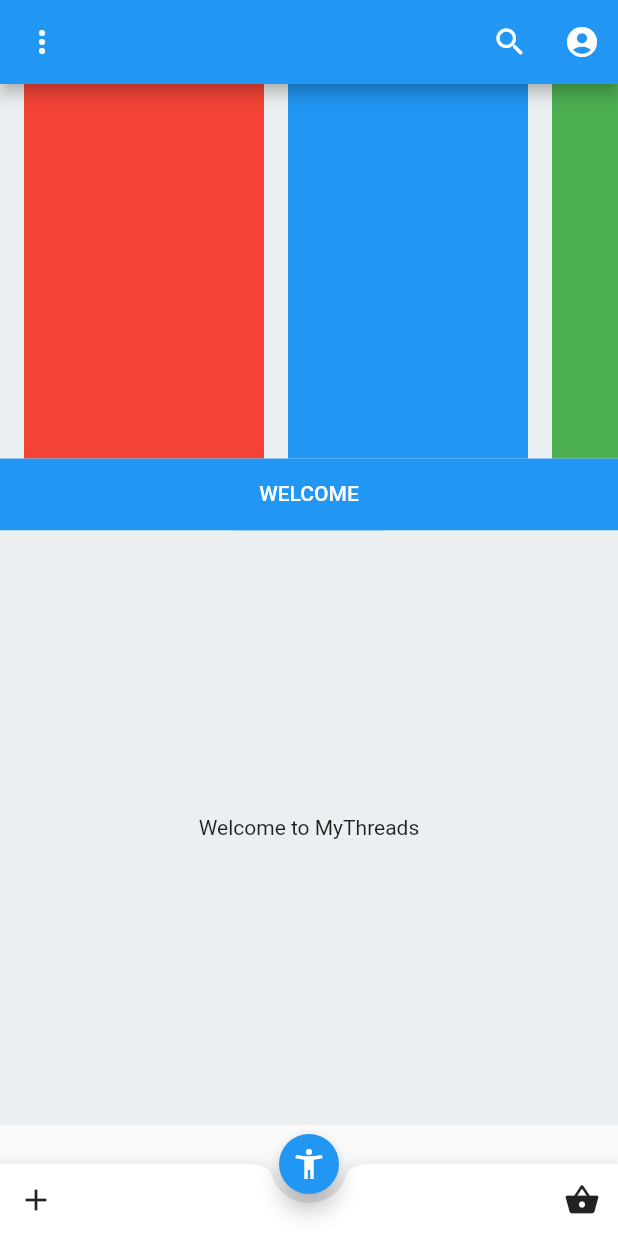
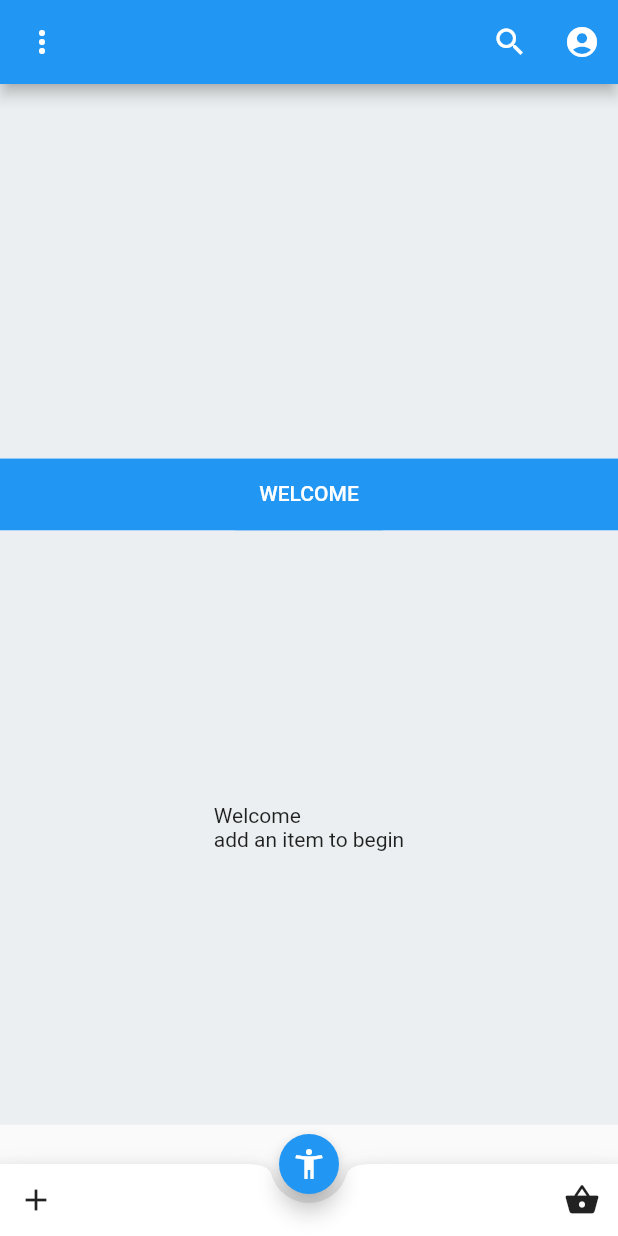
Before and after one commit to SirGrant11788/MyThreads, a Flutter app: the screen it shows after launch, on a phone screen of 412 x 824 dp. Run offline on Flutter 3.47's test engine with Material 2 defaults, Android fonts, the phone set to English and light mode, and no system bars; our stand-ins replace fluttertoast, image_picker, sqflite, weather; accounts and stored records are empty.

Commit message:
Home Fav List Done

```diff
--- a/lib/ui/uiAppHome.dart
+++ b/lib/ui/uiAppHome.dart
@@ -44,7 +44,9 @@ class MyHomePage extends StatefulWidget {
 
 class _MyHomePageState extends State<MyHomePage> {
   final db = DatabaseHelper.instance;
-  var dbMap; //testing
+  var dbMap;
+  var dbMapFav;
+  List<String> favList = List(); //diplsay fav 'cat' horizontal
   List<String> dbList = List<String>(); //testing
   List<Tab> catTabList = List<Tab>();
   List<Widget> contTabList = List<Widget>();
@@ -52,80 +54,33 @@ class _MyHomePageState extends State<MyHomePage> {
   String weatherIcon = '';
   WeatherStation weatherStation =
       new WeatherStation("996cc4f3b136aea607960591dd64e7a5");
-
-  Future<void> loadWeatherToday() async {
-    Weather weather = (await weatherStation.currentWeather());
-    weatherToday =
-        '${weather.weatherMain} ${weather.tempMin.celsius.round()}°C/${weather.tempMax.celsius.round()}°C';
-    weatherIcon = weather.weatherIcon;
-    print(weatherIcon.toString() + " WeatherState: " + weatherToday);
-    //return weatherToday;
-  }
-
   int chipPref = 0; //use to 'search' in tabs
-  //loads the items into the correct tabs
-  loadList() {
-    contTabList.clear();
-
-    for (int i = 0; i < catTabList.length; i++) {
-      //run for number of available tabs
-
-      contTabList.add(
-        ListView.builder(
-          itemCount: dbMap.length,
-          itemBuilder: (ctx, index) {
-            return
-             catTabList[i].text == dbMap[index]['cat']?
-                new Card(
-                    child: new ListTile(
-                      leading:'${dbMap[index]['pic'].toString()}'!="" ||'${dbMap[index]['pic'].toString()}'!=null
-                      ? Image.file(new File('${dbMap[index]['pic'].toString().substring(6).replaceAll("'", "")}'))
-                      : CircleAvatar(child: Icon(Icons.accessibility)),
-                      title: Text('${dbMap[index]['name']}'),
-                      subtitle: Text(
-                          '${dbMap[index]['fit']} ${dbMap[index]['size']} ${dbMap[index]['cat']}'),
-                      trailing: Icon(Icons.arrow_right),
-                      onTap: () {
-                        Fluttertoast.showToast(
-                          msg: 'Item pressed',
-                          toastLength: Toast.LENGTH_SHORT,
-                        );
-                      },
-                    ),
-                  )
-                : new Container();
-          },
-        ),
-      );
-    }
-  }
 
   @override
   Widget build(BuildContext context) {
-
-    _query();//fetches items from db
+    _query(); //fetches items from db
 
 //default if nothing is in the db
     final _kTabPages = <Tab>[
-      Tab(text: 'Welcome to MyThreads'), //todo proper intro
+      Tab(text: 'Welcome\nadd an item to begin'), //TODO proper intro
     ];
     final _kTabs = <Tab>[
       Tab(text: 'WELCOME'),
     ];
 
-
     return FutureBuilder(
         future: loadWeatherToday(),
-      builder: (context, snapshot){
+        // future: loadWeatherToday(),
+        builder: (context, snapshot) {
           return DefaultTabController(
-      length: catTabList.length == 0
-          ? _kTabs.length
-          : catTabList.length,
+            length: catTabList.length == 0 ? _kTabs.length : catTabList.length,
             child: Scaffold(
               appBar: AppBar(
                 title: Row(
                   mainAxisAlignment: MainAxisAlignment.center,
-            children:weatherIcon==''?[Text("")] : [
+                  children: weatherIcon == ''
+                      ? [Text("")]
+                      : [
                           Image.network(
                             'http://openweathermap.org/img/wn/$weatherIcon@2x.png',
                             fit: BoxFit.contain,
@@ -134,7 +89,10 @@ return FutureBuilder(
                           InkWell(
                             child: Container(
                                 padding: const EdgeInsets.all(8.0),
-                    child: Text(weatherToday,style: new TextStyle(fontSize:17.64),)),
+                                child: Text(
+                                  weatherToday,
+                                  style: new TextStyle(fontSize: 17.64),
+                                )),
                             onTap: () {
                               loadWeatherToday();
                             },
@@ -142,10 +100,12 @@ return FutureBuilder(
                         ],
                 ),
                 leading: PopupMenuButton<String>(
-            onSelected: (value) =>
-            value=='Settings'? _delTables():null,//TODO settings page
+                  onSelected: (value) => value == 'Settings'
+                      ? _delTables()
+                      : null, //TODO settings page
 
-            itemBuilder: (BuildContext context) => <PopupMenuEntry<String>>[
+                  itemBuilder: (BuildContext context) =>
+                      <PopupMenuEntry<String>>[
                     const PopupMenuItem<String>(
                       child: Text('Shop'),
                       value: 'Shop',
@@ -183,86 +143,106 @@ return FutureBuilder(
                     },
                   ),
                 ],
-          //¯\_(ツ)_/¯
-          ),body: new ListView(
+              ),
+              body: new ListView(
                 children: <Widget>[
                   new Container(
                     alignment: Alignment.center,
-            color: Colors.blueGrey[50],//testing todo
-            height:  MediaQuery.of(context).size.height / 3.3,//fit a percentage of the device screen
-            child: ListView(
+                    color: Colors.blueGrey[50],
+                    height: MediaQuery.of(context).size.height /
+                        3.3, //fit a percentage of the device screen TODO DYNAMIC
+                    child: ListView.builder(
                       scrollDirection: Axis.horizontal,
+                      shrinkWrap: true,
+                      //padding: const EdgeInsets.all(8.0),
+                      itemCount: favList.length,
+                      itemBuilder: (BuildContext context, int ind) {
+                        return Container(
+                            decoration: BoxDecoration(
+                              border: Border(
+                                left:
+                                    BorderSide(width: 1.0, color: Colors.blue),
+                                right:
+                                    BorderSide(width: 1.0, color: Colors.blue),
+                                top: BorderSide(),
+                              ),
+                            ),
+                            width: 160.0,
+                            child: ListView.builder(
+                                scrollDirection: Axis.vertical,
+                                shrinkWrap: true,
+                                //padding: const EdgeInsets.all(8.0),
+                                itemCount: dbMapFav.length,
+                                itemBuilder: (BuildContext context, int i) {
+                                  return favList[ind] == dbMapFav[i]['fav']
+                                      ? Card(
+                                          child: Stack(
                                             children: <Widget>[
-              Padding(padding:const EdgeInsets.all(8.0),),
+                                              '${dbMap[dbMapFav[i]['_id']]['pic'].toString()}' !=
+                                                          "" ||
+                                                      '${dbMap[dbMapFav[i]['_id']]['pic'].toString()}' !=
+                                                          null
+                                                  ? Image.file(new File(
+                                                      '${dbMap[dbMapFav[i]['_id']]['pic'].toString().substring(6).replaceAll("'", "")}'))
+                                                  : CircleAvatar(
+                                                      child: Icon(
+                                                          Icons.accessibility)),
                                               Container(
-                width: 160.0,
-                color: Colors.red,
+                                                alignment:
+                                                    Alignment.bottomCenter,
+                                                color: Colors.blue[500]
+                                                    .withOpacity(0.5),
+                                                child: Center(
+                                                  child: Text(
+                                                    '${dbMap[dbMapFav[i]['_id']]['name']}',
+                                                    textAlign: TextAlign.center,
+                                                    style: TextStyle(
+                                                      fontSize: 16.0,
+                                                      //fontWeight: FontWeight.bold,
+                                                      color: Colors.white,
                                                     ),
-              Padding(padding:const EdgeInsets.all(8.0),),
-              Container(
-                width: 160.0,
-                color: Colors.blue,
                                                   ),
-              Padding(padding:const EdgeInsets.all(8.0),),
-              Container(
-                width: 160.0,
-                color: Colors.green,
                                                 ),
-              Padding(padding:const EdgeInsets.all(8.0),),
-              Container(
-                width: 160.0,
-                color: Colors.yellow,
                                               ),
-              Padding(padding:const EdgeInsets.all(8.0),),
-              Container(
-                width: 160.0,
-                color: Colors.orange,
+                                            ],
                                           ),
-              Padding(padding:const EdgeInsets.all(8.0),),
-            ],
+                                        )
+                                      : Container();
+                                }));
+                      },
                     ),
                   ),
                   new Container(
-            decoration: new BoxDecoration(color: Theme.of(context).primaryColor),
+                    decoration: new BoxDecoration(
+                        color: Theme.of(context).primaryColor),
                     alignment: Alignment.center,
-            child:TabBar(
+                    child: TabBar(
                       isScrollable: true,
                       tabs: catTabList.length == 0 ? _kTabs : catTabList,
                     ),
                   ),
                   new Container(
                     alignment: Alignment.center,
-            color: Colors.blueGrey[50],//testing todo
-            height:  MediaQuery.of(context).size.height / 2.08,//fit a percentage of the device screen
-            child:TabBarView(
-          children: catTabList.length == 0
-              ? _kTabPages
-              : contTabList,
+                    color: Colors.blueGrey[50],
+                    height: MediaQuery.of(context).size.height /
+                        2.08, //fit a percentage of the device screen TODO DYNAMIC
+                    child: TabBarView(
+                      children:
+                          catTabList.length == 0 ? _kTabPages : contTabList,
                     ),
                   ),
-        ],),
-        //¯\_(ツ)_/¯
-        //   bottom: TabBar(
-        //     isScrollable: true,
-        //     tabs: catTabList.length == 0 ? _kTabs : catTabList,
-        //   ),
-        // ),
-        // body:
-        // TabBarView(
-        //   children: catTabList.length == 0
-        //       ? _kTabPages
-        //       : contTabList,
-        // ),
-        floatingActionButtonLocation: FloatingActionButtonLocation.centerDocked,
+                ],
+              ),
+              floatingActionButtonLocation:
+                  FloatingActionButtonLocation.centerDocked,
               floatingActionButton: FloatingActionButton(
                 child: const Icon(Icons.accessibility_new),
                 mini: true,
                 onPressed: () {
-            if(dbMap !=null){
-            Navigator.push(
-                context,
+                  if (dbMap != null) {
+                    Navigator.push(context,
                         MaterialPageRoute(builder: (context) => ViewerPage()));
-            }else{
+                  } else {
                     Fluttertoast.showToast(
                       msg: 'Add Items First',
                       toastLength: Toast.LENGTH_LONG,
@@ -286,7 +266,8 @@ new Container(
                           // );
                           Navigator.push(
                             context,
-                      MaterialPageRoute(builder: (context) => AddProductPage()),
+                            MaterialPageRoute(
+                                builder: (context) => AddProductPage()),
                           );
                         }),
                     IconButton(
@@ -294,8 +275,8 @@ new Container(
                       onPressed: () {
                         // Navigator.of(context).push(MaterialPageRoute(
                         //     builder: (BuildContext context) => MyWebView(
-                  //           title: "Macarbi Website",
-                  //           selectedUrl: "https://www.macarbi.com",
+                        //           title: "Store Website",
+                        //           selectedUrl: "https://www.google.com",
                         //         )));
                         Fluttertoast.showToast(
                           msg: 'button pressed',
@@ -310,118 +291,79 @@ new Container(
           );
         });
   }
-_delTables() async{
+
+  _delTables() async {
     print('_delTables executed');
     // await db.deleteAllTablePack();
     //  await db.deleteAllTableFav();
     //  await db.deleteAllTable();
-   await db.deleteAllTableFavRows();
-
+    // await db.deleteAllTableFavRows();
   }
 
   _query() async {
     final allRows = await db.queryAllRows();
-    //print('query all rows:');
-    //allRows.forEach((row) => print('print all rows\n $row'));
-    //dbList.clear();
-    //dbMap.clear();
-    //  allRows.forEach((row) => dbMap.putIfAbsent(row['_id'].toString(), row['name']));
-    //  print('dbMap: $dbMap');
-    //print('dblist: ${dbList.toSet().toList()}');
-    //return dbList.toSet().toList();
-    //print('LIST: ${dbHome.length}');
-    //  setState(() {
-    //    dbList.toSet().toList();
-    //  });
-    //Tab(text: 'NK')
+    final allRowsFav = await db.queryAllRowsFav();
 
     catTabList.clear();
-    //allRows.forEach((row) => catTabList.add(Tab(text: '${row['cat']}')));
     allRows.forEach((row) {
       if (!catTabList.toString().contains('${row['cat']}')) {
-        //print('TEST: ${allRows[1]["cat"]}');
         catTabList.add(Tab(text: '${row['cat']}'));
-        //print('if');
+      }
+    });
+
+    favList.clear();
+    allRowsFav.forEach((element) {
+      if (!favList.toString().contains('${element['fav']}')) {
+        favList.add('${element['fav']}');
       }
     });
 
     dbMap = allRows;
-    //catTabList = catTabList.toSet().toList();
-    //allRows.forEach((row) => catTabList.add(row['cat']));
-    //LENGTH: 3 TAB: [Tab(text: "Suit"), Tab(text: "Suit"), Tab(text: "Shorts")]
-    //print('LENGTH: ${catTabList.length} TAB: ${catTabList}');
-    //return catTabList;
-
+    dbMapFav = allRowsFav;
     loadList();
   }
+
+  Future<void> loadWeatherToday() async {
+    Weather weather = (await weatherStation.currentWeather());
+    weatherToday =
+        '${weather.weatherMain} ${weather.tempMin.celsius.round()}°C/${weather.tempMax.celsius.round()}°C';
+    weatherIcon = weather.weatherIcon;
+    //return weatherToday;
   }
 
-// Row(
-//   mainAxisAlignment: MainAxisAlignment.center,
-//   mainAxisSize: MainAxisSize.max, //chips pref
-//   children: [
-//     ChoiceChip(
-//       label: Text('all'),
-//       selected: chipPref == 0,
-//       onSelected: (value) {
-//         setState(() {
-//           chipPref = 0;
-//         });
-//       },
-//     ),
-//     ChoiceChip(
-//       label: Text('cold'),
-//       selected: chipPref == 1,
-//       onSelected: (value) {
-//         setState(() {
-//           chipPref = 1;
-//         });
-//       },
-//     ),
-//     ChoiceChip(
-//       label: Text('chilly'),
-//       selected: chipPref == 2,
-//       onSelected: (value) {
-//         setState(() {
-//           chipPref = 2;
-//         });
-//       },
-//     ),
-//     ChoiceChip(
-//       label: Text('mild'),
-//       selected: chipPref == 3,
-//       onSelected: (value) {
-//         setState(() {
-//           chipPref = 3;
-//         });
-//       },
-//     ),
-//     ChoiceChip(
-//       label: Text('warm'),
-//       selected: chipPref == 4,
-//       onSelected: (value) {
-//         setState(() {
-//           chipPref = 4;
-//         });
-//       },
-//     ),
-//     ChoiceChip(
-//       label: Text('hot'),
-//       selected: chipPref == 5,
-//       onSelected: (value) {
-//         setState(() {
-//           chipPref = 5;
-//         });
-//       },
-//     ),
-//     ChoiceChip(
-//       label: Text('other'),
-//       selected: chipPref == 6,
-//       onSelected: (value) {
-//         setState(() {
-//           chipPref = 6;
-//         });
-//       },
-//     )
-//   ],
-// ),
+  //loads the items into the correct tabs
+  loadList() {
+    contTabList.clear();
+    for (int i = 0; i < catTabList.length; i++) {
+      //run for number of available tabs
+      contTabList.add(
+        ListView.builder(
+          itemCount: dbMap.length,
+          itemBuilder: (ctx, index) {
+            return catTabList[i].text == dbMap[index]['cat']
+                ? new Card(
+                    child: new ListTile(
+                      leading: '${dbMap[index]['pic'].toString()}' != "" ||
+                              '${dbMap[index]['pic'].toString()}' != null
+                          ? Image.file(new File(
+                              '${dbMap[index]['pic'].toString().substring(6).replaceAll("'", "")}'))
+                          : CircleAvatar(child: Icon(Icons.accessibility)),
+                      title: Text('${dbMap[index]['name']}'),
+                      subtitle: Text(
+                          '${dbMap[index]['fit']} ${dbMap[index]['size']} ${dbMap[index]['cat']}'),
+                      trailing: Icon(Icons.arrow_right),
+                      onTap: () {
+                        Fluttertoast.showToast(
+                          msg: 'Item pressed',
+                          toastLength: Toast.LENGTH_SHORT,
+                        );
+                      },
+                    ),
+                  )
+                : new Container();
+          },
+        ),
+      );
+    }
+  }
+}
```
Lines whose indentation alone changed are shown as unchanged.
